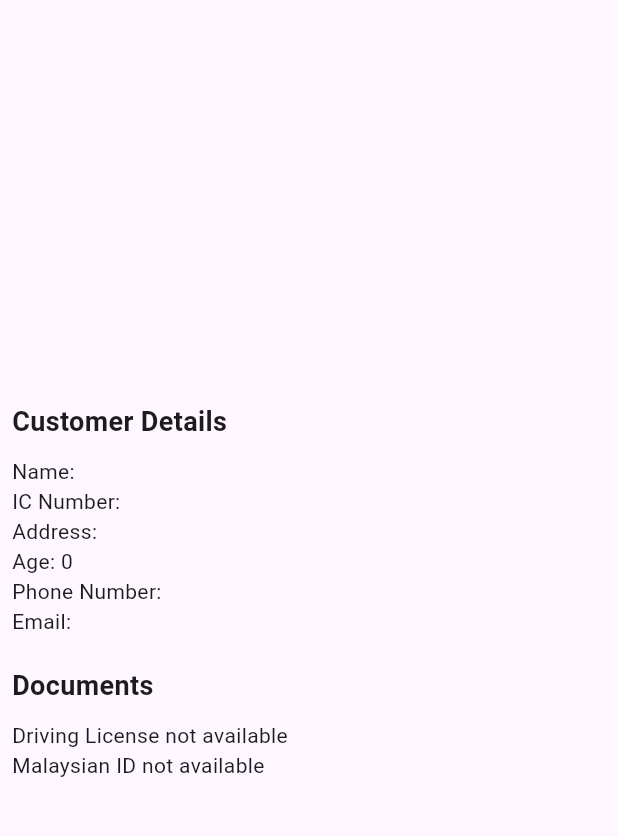
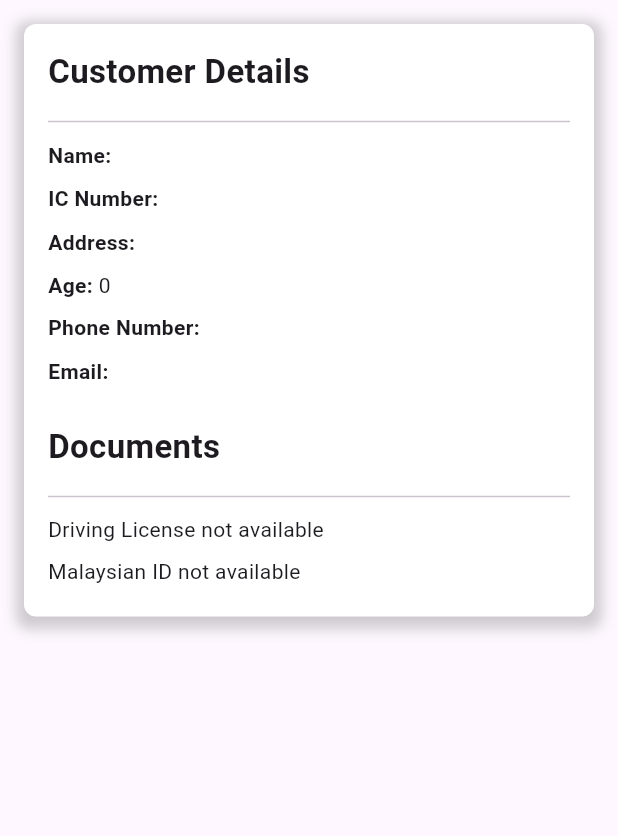
Before and after one commit to aliffshukri/fyp_psm_car-rental-app, a Flutter app: the MoreCustDetailsPage screen opened directly with empty values, on a phone screen of 412 x 824 dp, the part 84-920 px from its top. Run offline on Flutter 3.47's test engine with Material 3 defaults, Android fonts, the light colour scheme and no system bars; our stand-ins replace cloud_firestore, file_picker, firebase_auth, firebase_core, firebase_storage, flutter_map and 5 more; missing offline and left inert: syncfusion_flutter_pdf; accounts and stored records are empty; network calls fail.

```diff
--- a/lib/pages/login_page.dart
+++ b/lib/pages/login_page.dart
@@ -85,6 +85,7 @@ class _LoginPageState extends State<LoginPage> {
             await FirebaseAuth.instance.signOut();
             Navigator.of(context, rootNavigator: true).pop();
             // Show a message to the user
+            // ignore: use_build_context_synchronously
             showDialog(
               context: context,
               builder: (BuildContext context) {
--- a/lib/staff/car_rental_add.dart
+++ b/lib/staff/car_rental_add.dart
@@ -63,8 +63,9 @@ class _CarRentalAddState extends State<CarRentalAdd> {
         'numberOfSeats': int.parse(_numberOfSeatsController.text),
         'transmissionType': _transmissionTypeController.text,
         'year': int.parse(_yearController.text),
-        'quantity': int.parse(_quantityController.text), // Add quantity to Firestore data
-        'priceHour': double.parse(_priceHourController.text), // Add price per hour to Firestore data as double
+        'quantity': int.parse(_quantityController.text),
+        'availableQty': int.parse(_quantityController.text),
+        'priceHour': double.parse(_priceHourController.text),
       });
 
       for (int i = 0; i < _plateNumberControllers.length; i++) {
--- a/lib/staff/custdetails_page.dart
+++ b/lib/staff/custdetails_page.dart
@@ -223,8 +223,10 @@ Widget build(BuildContext context) {
                   ),
                   trailing: IconButton(
                     icon: Icon(
-                      isDisabled ? Icons.lock_open : Icons.lock,
-                      color: isDisabled ? Colors.green : Colors.red,
+                      isDisabled ? Icons.lock : Icons.lock_open,
+                      color: isDisabled ? Colors.red : Colors.green,
+                     /* isDisabled ? Icons.lock_open : Icons.lock,
+                      color: isDisabled ? Colors.green : Colors.red,*/
                     ),
                     onPressed: () {
                       _showConfirmationDialog(
@@ -373,54 +375,98 @@ class MoreCustDetailsPage extends StatelessWidget {
             return Center(child: Text('No customer data found'));
           } else {
             var customerData = snapshot.data!;
-            return Padding(
-              padding: const EdgeInsets.all(8.0),
+            return SingleChildScrollView(
+              child: Padding(
+                padding: const EdgeInsets.all(16.0),
+                child: Center(
+                  child: Container(
+                    width: double.infinity,
+                    padding: const EdgeInsets.all(16.0),
+                    decoration: BoxDecoration(
+                      color: Colors.white,
+                      borderRadius: BorderRadius.circular(8.0),
+                      boxShadow: [
+                        BoxShadow(
+                          color: Colors.grey.withOpacity(0.5),
+                          spreadRadius: 5,
+                          blurRadius: 7,
+                          offset: Offset(0, 3),
+                        ),
+                      ],
+                    ),
                     child: Column(
                       crossAxisAlignment: CrossAxisAlignment.start,
-                mainAxisAlignment: MainAxisAlignment.center,
                       children: [
-                  SizedBox(height: 20),
                         Text(
                           'Customer Details',
-                    style: TextStyle(fontSize: 18, fontWeight: FontWeight.bold),
+                          style: TextStyle(fontSize: 22, fontWeight: FontWeight.bold),
                         ),
                         SizedBox(height: 10),
-                  Text('Name: ${customerData['name']}'),
-                  Text('IC Number: ${customerData['icNumber']}'),
-                  Text('Address: ${customerData['address']}'),
-                  Text('Age: ${customerData['age']}'),
-                  Text('Phone Number: ${customerData['phoneNumber']}'),
-                  Text('Email: ${customerData['email']}'),
+                        Divider(),
+                        _buildDetailRow('Name:', customerData['name']),
+                        _buildDetailRow('IC Number:', customerData['icNumber']),
+                        _buildDetailRow('Address:', customerData['address']),
+                        _buildDetailRow('Age:', customerData['age'].toString()),
+                        _buildDetailRow('Phone Number:', customerData['phoneNumber']),
+                        _buildDetailRow('Email:', customerData['email']),
                         SizedBox(height: 20),
                         Text(
                           'Documents',
-                    style: TextStyle(fontSize: 18, fontWeight: FontWeight.bold),
+                          style: TextStyle(fontSize: 22, fontWeight: FontWeight.bold),
                         ),
                         SizedBox(height: 10),
-                  customerData['drivingLicenseUrl'] != null
-                      ? GestureDetector(
-                          onTap: () => launch(customerData['drivingLicenseUrl']),
-                          child: Text(
-                            'View Driving License',
-                            style: TextStyle(color: Colors.blue),
+                        Divider(),
+                        _buildDocumentLink(
+                          context,
+                          'Driving License',
+                          customerData['drivingLicenseUrl'],
                         ),
-                        )
-                      : Text('Driving License not available'),
-                  customerData['malaysianIdUrl'] != null
-                      ? GestureDetector(
-                          onTap: () => launch(customerData['malaysianIdUrl']),
-                          child: Text(
-                            'View Malaysian ID',
-                            style: TextStyle(color: Colors.blue),
+                        _buildDocumentLink(
+                          context,
+                          'Malaysian ID',
+                          customerData['malaysianIdUrl'],
                         ),
-                        )
-                      : Text('Malaysian ID not available'),
                       ],
+                    ),
+                  ),
+                ),
               ),
             );
           }
         },
       ),
+    );
+  }
+
+  Widget _buildDetailRow(String label, String value) {
+    return Padding(
+      padding: const EdgeInsets.symmetric(vertical: 4.0),
+      child: Row(
+        children: [
+          Text(
+            '$label ',
+            style: TextStyle(fontWeight: FontWeight.bold),
+          ),
+          Expanded(
+            child: Text(value),
+          ),
+        ],
+      ),
+    );
+  }
+
+  Widget _buildDocumentLink(BuildContext context, String label, String? url) {
+    return Padding(
+      padding: const EdgeInsets.symmetric(vertical: 4.0),
+      child: url != null
+          ? GestureDetector(
+              onTap: () => launch(url),
+              child: Text(
+                'View $label',
+                style: TextStyle(color: Colors.blue, decoration: TextDecoration.underline),
+              ),
+            )
+          : Text('$label not available'),
     );
   }
 }
@@ -515,7 +561,7 @@ class VerifyCustomerAccountsPage extends StatelessWidget {
                         await _deleteAccount(customerId);
                         Navigator.of(context).pop();
                       },
-                      child: Text('Delete'),
+                      child: Text('Reject'),
                     ),
                   ],
                 ),
--- a/pubspec.yaml
+++ b/pubspec.yaml
@@ -43,6 +43,7 @@ dependencies:
   syncfusion_flutter_charts: ^25.2.7
   syncfusion_flutter_pdf: ^25.2.7
   path_provider: ^2.1.3
+
 
 
 
```
Also changed, not shown: lib/staff/report_page.dart (+60 -5 lines). Lines whose indentation alone changed are shown as unchanged.
